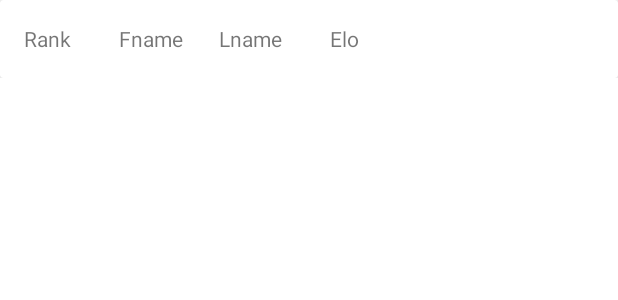
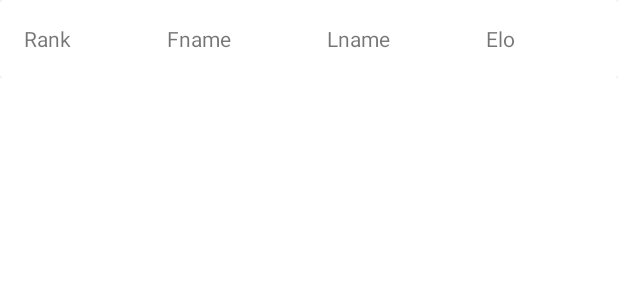
Before and after one commit to mhas97/TennisLadder-Frontend, an Android app: the layout ladder_row.xml on its own in the app's theme, with its tools: preview values and no code run, on a phone screen of 412 x 824 dp. Shown: the top 300 px of the screen. Run offline under Robolectric (Android 15) with nearby library versions, the phone set to English and light mode, and no system bars.

Commit message:
Ladder display functional, added rank sorting

```diff
--- a/app/src/main/java/com/example/myapplication/API.java
+++ b/app/src/main/java/com/example/myapplication/API.java
@@ -3,7 +3,7 @@ package com.example.myapplication;
 // [REF: https://www.simplifiedcoding.net/android-mysql-tutorial-to-perform-basic-crud-operation/#Android-MySQL-Tutorial]
 
 public class API {
-    private static final String ROOT_URL = "http://192.168.1.11/Android/v3/tennisapi.php?tennisapi=";
+    private static final String ROOT_URL = "http://172.23.166.182/Android/v3/tennisapi.php?tennisapi=";
     public static final String URL_LOGIN = ROOT_URL + "login";
     public static final String URL_CREATE_PLAYER = ROOT_URL + "create_player";
     public static final String URL_GET_PLAYER_DATA = ROOT_URL + "get_player_data&id=";
--- a/app/src/main/res/layout/ladder_row.xml
+++ b/app/src/main/res/layout/ladder_row.xml
@@ -31,8 +31,8 @@
                 android:id="@+id/fname_text"
                 android:layout_width="wrap_content"
                 android:layout_height="wrap_content"
-                android:layout_marginStart="32dp"
-                android:layout_marginLeft="32dp"
+                android:layout_marginStart="64dp"
+                android:layout_marginLeft="64dp"
                 android:layout_marginTop="16dp"
                 android:text="Fname"
                 app:layout_constraintStart_toEndOf="@+id/rank_text"
@@ -42,8 +42,8 @@
                 android:id="@+id/lname_text"
                 android:layout_width="wrap_content"
                 android:layout_height="wrap_content"
-                android:layout_marginStart="24dp"
-                android:layout_marginLeft="24dp"
+                android:layout_marginStart="64dp"
+                android:layout_marginLeft="64dp"
                 android:layout_marginTop="16dp"
                 android:text="Lname"
                 app:layout_constraintStart_toEndOf="@+id/fname_text"
@@ -53,8 +53,8 @@
                 android:id="@+id/elo_text"
                 android:layout_width="wrap_content"
                 android:layout_height="wrap_content"
-                android:layout_marginStart="32dp"
-                android:layout_marginLeft="32dp"
+                android:layout_marginStart="64dp"
+                android:layout_marginLeft="64dp"
                 android:layout_marginTop="16dp"
                 android:text="Elo"
                 app:layout_constraintStart_toEndOf="@+id/lname_text"
```
Also changed, not shown: app/src/main/java/com/example/myapplication/LadderActivity.java (+12 -10 lines), app/src/main/java/com/example/myapplication/LadderAdapter.java (+21 -3 lines).
